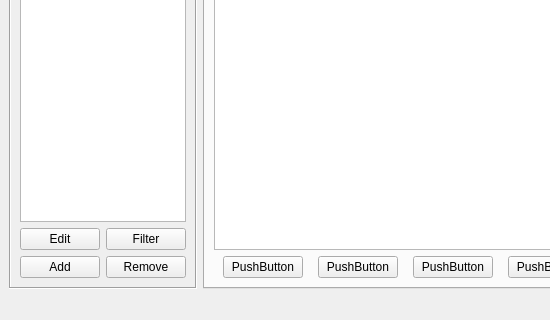
The window that pysdb3/ui/pysdb3.ui (ondrolexa/pysdb) describes before a commit, drawn with Qt 5; both pictures show x 0 to 550 and y 260 to 580 of the 900 by 580 pixel window.
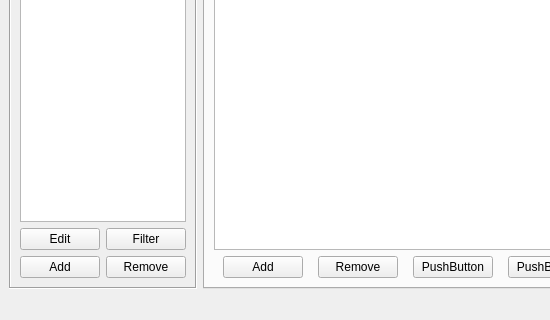
The same window after the commit. The open tabs and pages were chosen to show the change. Icons and pictures are not drawn.

Patch:
```diff
--- a/pysdb3/ui/pysdb3.ui
+++ b/pysdb3/ui/pysdb3.ui
@@ -262,7 +262,7 @@
              </sizepolicy>
             </property>
             <property name="text">
-             <string>PushButton</string>
+             <string>Add</string>
             </property>
            </widget>
           </item>
@@ -275,7 +275,7 @@
              </sizepolicy>
             </property>
             <property name="text">
-             <string>PushButton</string>
+             <string>Remove</string>
             </property>
            </widget>
           </item>
```
Left out of the diff: 4 changed lines with no effect on the pictures.
